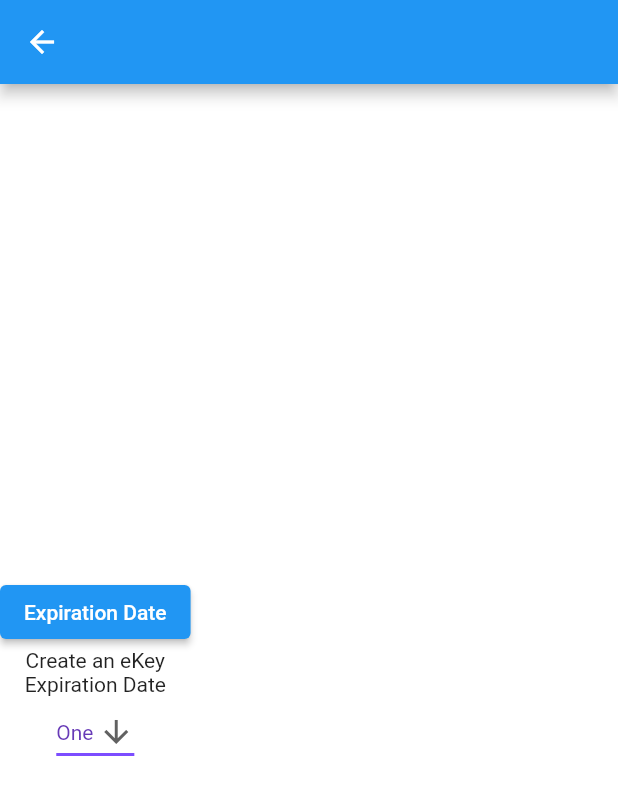
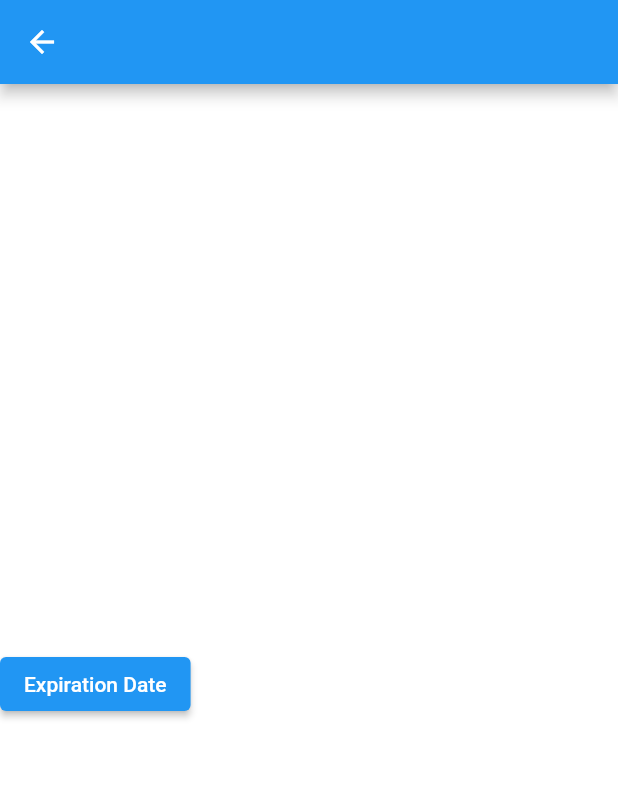
Before and after one commit to matthewnavarro2/SmockLock, a Flutter app: the Ekeyscreen screen opened by its route, on a phone screen of 412 x 824 dp. Shown: the top 795 px of the screen. Run offline on Flutter 3.47's test engine with Material 2 defaults, Android fonts, the phone set to English and light mode, and no system bars; our stand-ins replace camera, flutter_secure_storage, jwt_decoder; accounts and stored records are empty.

Commit message:
ekey updated + settings page added

```diff
--- a/mobile_app/lib/ekeyscreen/ekey.dart
+++ b/mobile_app/lib/ekeyscreen/ekey.dart
@@ -11,7 +11,9 @@ class Ekeyscreen extends StatefulWidget {
 class _EkeyscreenState extends State<Ekeyscreen> {
   String dropdownValue = 'One';
   DateTime _myDateTime = DateTime.now();
+  TimeOfDay _myTimeOfDay = TimeOfDay.now();
   String time = '';
+  String timeOfDay = '';
 
   @override
   Widget build(BuildContext context) {
@@ -24,12 +26,10 @@ class _EkeyscreenState extends State<Ekeyscreen> {
         mainAxisAlignment: MainAxisAlignment.center,
         children: [
           Text(time),
+          Text(timeOfDay),
           ElevatedButton(
               onPressed: () async {
-                setState(() {
-                  final now = DateTime.now();
-                  time = _myDateTime.toString();
-                });
+
 
                 _myDateTime = (await showDatePicker(
                     context: context,
@@ -37,33 +37,19 @@ class _EkeyscreenState extends State<Ekeyscreen> {
                     firstDate: DateTime.now(),
                     lastDate: DateTime(2030),
                 ))!;
+                _myTimeOfDay = (await showTimePicker(
+                    context: context,
+                    initialTime: TimeOfDay.now(),
+                ))!;
+                setState(() {
+                  final now = DateTime.now();
+                  time = _myDateTime.toString();
+                  timeOfDay = _myTimeOfDay.toString();
+                });
+
+
               },
               child: const Text('Expiration Date')
-          ),
-          Text('Create an eKey'),
-          Text('Expiration Date'),
-          DropdownButton<String>(
-            value: dropdownValue,
-            icon: const Icon(Icons.arrow_downward),
-            elevation: 16,
-            style: const TextStyle(color: Colors.deepPurple),
-            underline: Container(
-              height: 2,
-              color: Colors.deepPurpleAccent,
-            ),
-            onChanged: (String? newValue) {
-              setState(() {
-                dropdownValue = newValue!;
-
-              });
-              },
-            items: <String>['One', 'Two', 'Free', 'Four']
-                .map<DropdownMenuItem<String>>((String value) {
-                  return DropdownMenuItem<String>(
-                    value: value,
-                    child: Text(value),
-                  );
-                }).toList(),
           ),
         ],
       ),
```
Also changed, not shown: mobile_app/lib/settingscreen/settings.dart (added, +15 -0 lines).
